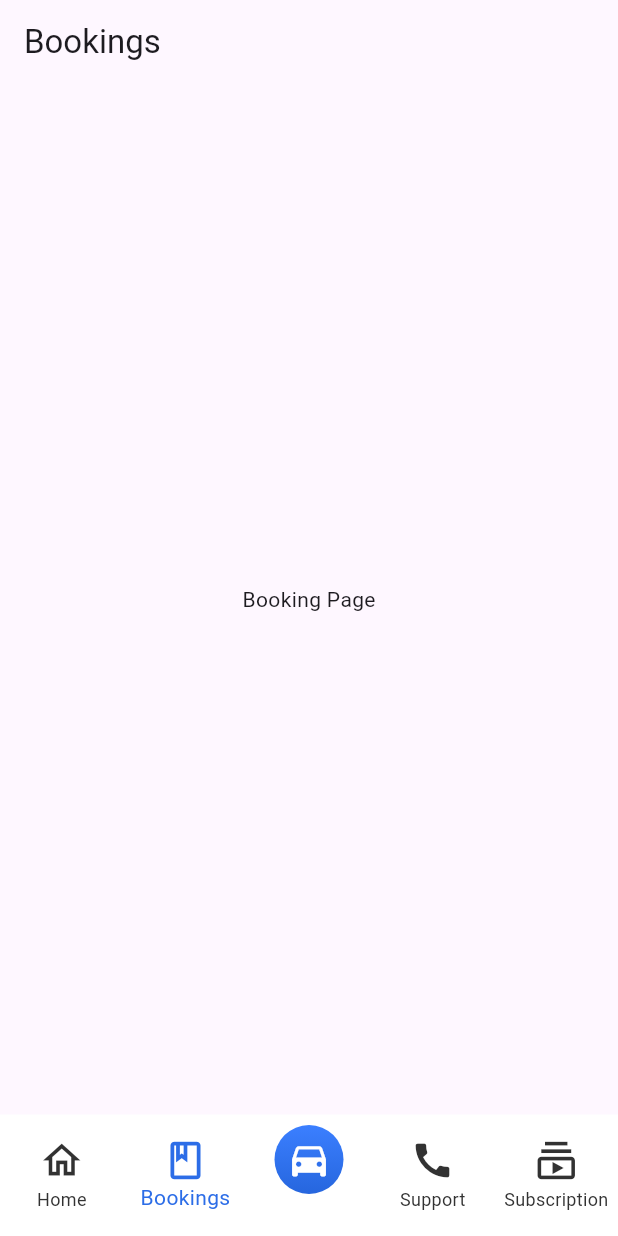
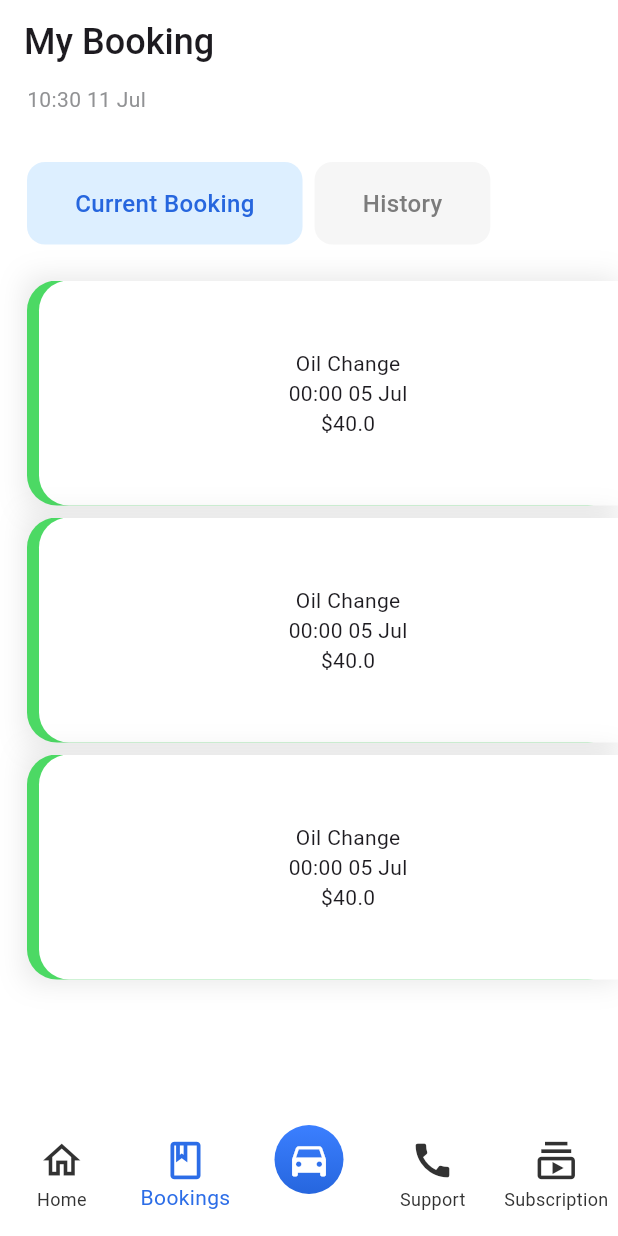
Before and after one commit to shashank-reddy-electromob/wrenchmate, a Flutter app: the screen it shows after launch, item 2 of the bottom bar chosen, on a phone screen of 412 x 824 dp. Run offline on Flutter 3.47's test engine with Material 3 defaults, Android fonts, the phone set to English and light mode, and no system bars; our stand-ins replace carousel_slider, firebase_auth, firebase_core, flutter_xlider, get, smooth_page_indicator; accounts and stored records are empty.

Commit message:
my bookings module fin

```diff
--- a/lib/app/controllers/auth_controller.dart
+++ b/lib/app/controllers/auth_controller.dart
@@ -8,14 +8,11 @@ class AuthController extends GetxController {
   var verificationid = ''.obs;
   int? resendToken;
 
-  void login(String phoneNumber) async {
-    await FirebaseAuth.instance.verifyPhoneNumber(
-        phoneNumber: phoneNumber,
-        verificationCompleted: (PhoneAuthCredential credential) async {
+  Future<void> _handleSignIn(PhoneAuthCredential credential) async {
     try {
       await FirebaseAuth.instance.signInWithCredential(credential);
-            // Check if the user is new or existing
-            bool isNewUser = FirebaseAuth.instance.currentUser!.metadata.creationTime == FirebaseAuth.instance.currentUser!.metadata.lastSignInTime;
+      bool isNewUser = FirebaseAuth.instance.currentUser!.metadata.creationTime ==
+          FirebaseAuth.instance.currentUser!.metadata.lastSignInTime;
       if (isNewUser) {
         Get.toNamed(AppRoutes.REGISTER);
       } else {
@@ -25,7 +22,12 @@ class AuthController extends GetxController {
       print("Auto sign-in failed: $e");
       Get.snackbar("Error", "Auto sign-in failed: ${e.toString()}");
     }
-        },
+  }
+
+  void login(String phoneNumber) async {
+    await FirebaseAuth.instance.verifyPhoneNumber(
+      phoneNumber: phoneNumber,
+      verificationCompleted: _handleSignIn,
       verificationFailed: (FirebaseAuthException e) {
         print("Verification failed: ${e.message}");
         Get.snackbar("Error", e.message ?? "Verification failed");
@@ -34,60 +36,43 @@ class AuthController extends GetxController {
         print("OTP sent: $verificationId");
         Get.toNamed(AppRoutes.OTP);
         this.verificationid.value = verificationId;
-          this.resendToken = resendToken;
+        this.resendToken = resendtk;
       },
       codeAutoRetrievalTimeout: (String verificationId) {
         this.verificationid.value = verificationId;
-        });
+      },
+    );
   }
 
   void resendOTP(String phoneNumber) async {
     await FirebaseAuth.instance.verifyPhoneNumber(
       phoneNumber: phoneNumber,
       forceResendingToken: resendToken,
-      verificationCompleted: (PhoneAuthCredential credential) async {
-        // Auto sign-in logic
-        try {
-          await FirebaseAuth.instance.signInWithCredential(credential);
-          // Check if the user is new or existing
-          bool isNewUser = FirebaseAuth.instance.currentUser!.metadata.creationTime == FirebaseAuth.instance.currentUser!.metadata.lastSignInTime;
-          if (isNewUser) {
-            Get.toNamed(AppRoutes.REGISTER);
-          } else {
-            Get.toNamed(AppRoutes.BOTTOMNAV);
-          }
-        } catch (e) {
-          print("Auto sign-in failed: $e");
-          Get.snackbar("Error", "Auto sign-in failed: ${e.toString()}");
-        }
-      },
+      verificationCompleted: _handleSignIn,
       verificationFailed: (FirebaseAuthException e) {
-        // Handle verification failure
         print("Verification failed: ${e.message}");
         Get.snackbar("Error", e.message ?? "Verification failed");
       },
-      codeSent: (String verificationId, int? resendToken) {
-        // OTP sent successfully
+      codeSent: (String verificationId, int? resendtk) {
         print("OTP resent: $verificationId");
         Get.toNamed(AppRoutes.OTP);
         this.verificationid.value = verificationId;
-        this.resendToken = resendToken; // Update the resend token
+        this.resendToken = resendtk;
       },
       codeAutoRetrievalTimeout: (String verificationId) {
-        // Handle timeout
         this.verificationid.value = verificationId;
       },
     );
   }
 
-  void verifyOTP(otp) async {
+  void verifyOTP(String otp) async {
     try {
       print(verificationid);
-      PhoneAuthCredential credential = await PhoneAuthProvider.credential(
+      PhoneAuthCredential credential = PhoneAuthProvider.credential(
           verificationId: verificationid.toString(), smsCode: otp);
       await FirebaseAuth.instance.signInWithCredential(credential);
-      // Check if the user is new or existing
-      bool isNewUser = FirebaseAuth.instance.currentUser!.metadata.creationTime == FirebaseAuth.instance.currentUser!.metadata.lastSignInTime;
+      bool isNewUser = FirebaseAuth.instance.currentUser!.metadata.creationTime ==
+          FirebaseAuth.instance.currentUser!.metadata.lastSignInTime;
       if (isNewUser) {
         Get.toNamed(AppRoutes.REGISTER);
       } else {
@@ -102,8 +87,7 @@ class AuthController extends GetxController {
   void googleLogin() async {
     try {
       GoogleAuthProvider googleProvider = GoogleAuthProvider();
-      UserCredential userCredential =
-      await FirebaseAuth.instance.signInWithProvider(googleProvider);
+      UserCredential userCredential = await FirebaseAuth.instance.signInWithProvider(googleProvider);
       bool? isNewUser = userCredential.additionalUserInfo?.isNewUser;
       if (isNewUser == true) {
         Get.toNamed(AppRoutes.REGISTER);
--- a/lib/app/data/models/booking_model.dart
+++ b/lib/app/data/models/booking_model.dart
@@ -0,0 +1,35 @@
+import 'package:wrenchmate_user_app/app/data/models/service_model.dart';
+
+class PaymentSummary {
+  final double amount;
+  final double tax;
+  final double discount;
+
+  PaymentSummary({
+    required this.amount,
+    required this.tax,
+    required this.discount,
+  });
+
+  double get totalAmount => amount + tax - discount;
+}
+
+enum BookingStatus {
+  confirmed,
+  ongoing,
+  completed,
+}
+
+class Booking {
+  final Service service;
+  final BookingStatus status;
+  final PaymentSummary paymentSummary;
+  final DateTime date;
+
+  Booking({
+    required this.service,
+    required this.status,
+    required this.paymentSummary,
+    required this.date,
+  });
+}
--- a/lib/app/data/providers/booking_provider.dart
+++ b/lib/app/data/providers/booking_provider.dart
@@ -0,0 +1,40 @@
+import 'package:wrenchmate_user_app/app/data/providers/service_provider.dart';
+import 'package:wrenchmate_user_app/app/data/models/booking_model.dart';
+
+final paymentSummary1 = PaymentSummary(
+  amount: 25.0,
+  tax: 2.5,
+  discount: 5.0,
+);
+
+final paymentSummary2 = PaymentSummary(
+  amount: 40.0,
+  tax: 4.0,
+  discount: 8.0,
+);
+
+// Sample data for Bookings
+final List<Booking> bookings = [
+  Booking(
+    service: services[0],
+    status: BookingStatus.completed,
+    paymentSummary: paymentSummary1,
+    date: DateTime(2023, 6, 10),
+  ),
+  Booking(
+    service: services[1],
+    status: BookingStatus.ongoing,
+    paymentSummary: paymentSummary2,
+    date: DateTime(2023, 7, 5),
+  ),Booking(
+    service: services[1],
+    status: BookingStatus.ongoing,
+    paymentSummary: paymentSummary2,
+    date: DateTime(2023, 7, 5),
+  ),Booking(
+    service: services[1],
+    status: BookingStatus.ongoing,
+    paymentSummary: paymentSummary2,
+    date: DateTime(2023, 7, 5),
+  ),
+];
--- a/lib/app/modules/booking/booking_detail_page.dart
+++ b/lib/app/modules/booking/booking_detail_page.dart
@@ -1,14 +1,21 @@
 import 'package:flutter/material.dart';
 import 'package:get/get.dart';
 import '../../controllers/booking_controller.dart';
+import '../../data/models/booking_model.dart';
 
-class BookingDetailPage extends StatelessWidget {
+class BookingDetailPage extends StatefulWidget {
+  @override
+  State<BookingDetailPage> createState() => _BookingDetailPageState();
+}
+
+class _BookingDetailPageState extends State<BookingDetailPage> {
+  final Booking bookings = Get.arguments;
   @override
   Widget build(BuildContext context) {
     final BookingController controller = Get.find();
     return Scaffold(
       appBar: AppBar(title: Text('Booking Details')),
-      body: Center(child: Text('Booking Detail Page')),
+      body: Center(child: Text(bookings.service.name)),
     );
   }
 }
--- a/lib/app/modules/booking/booking_page.dart
+++ b/lib/app/modules/booking/booking_page.dart
@@ -1,14 +1,163 @@
 import 'package:flutter/material.dart';
 import 'package:get/get.dart';
+import 'package:intl/intl.dart';
+import 'package:wrenchmate_user_app/app/modules/booking/widgets/tabButton.dart';
 import '../../controllers/booking_controller.dart';
+import '../../data/providers/booking_provider.dart';
+import '../../data/models/booking_model.dart';
+import '../../routes/app_routes.dart';
 
-class BookingPage extends StatelessWidget {
+String formatDateTime(DateTime dateTime) {
+  final DateFormat formatter = DateFormat('HH:mm dd MMM');
+  return formatter.format(dateTime);
+}
+
+class BookingPage extends StatefulWidget {
+  @override
+  State<BookingPage> createState() => _BookingPageState();
+}
+
+class _BookingPageState extends State<BookingPage> {
+  String selectedTab = 'currBooking';
+
   @override
   Widget build(BuildContext context) {
     final BookingController controller = Get.find();
     return Scaffold(
-      appBar: AppBar(title: Text('Bookings')),
-      body: Center(child: Text('Booking Page')),
+      backgroundColor: Colors.white,
+      appBar: AppBar(
+        backgroundColor: Colors.transparent,
+        title: Text(
+          'My Booking',
+          style: TextStyle(fontWeight: FontWeight.w500, fontSize: 24),
+        ),
+      ),
+      body: SingleChildScrollView(
+        scrollDirection: Axis.vertical,
+        child: Column(
+          crossAxisAlignment: CrossAxisAlignment.start,
+          children: [
+            Padding(
+              padding: EdgeInsets.symmetric(horizontal: 18),
+              child: Column(
+                crossAxisAlignment: CrossAxisAlignment.start,
+                children: [
+                  // Date
+                  Text(
+                    formatDateTime(DateTime.now()),
+                    style: TextStyle(color: Color(0xff919294)),
+                  ),
+                  SizedBox(height: 32),
+                  // Tabs
+                  Row(
+                    children: [
+                      // Current booking
+                      TabButton(
+                        text: 'Current Booking',
+                        isSelected: selectedTab == 'currBooking',
+                        onTap: () {
+                          setState(() {
+                            selectedTab = 'currBooking';
+                          });
+                        },
+                      ),
+                      SizedBox(width: 8),
+                      // History
+                      TabButton(
+                        text: 'History',
+                        isSelected: selectedTab == 'history',
+                        onTap: () {
+                          setState(() {
+                            selectedTab = 'history';
+                          });
+                        },
+                      ),
+                    ],
+                  ),
+                ],
+              ),
+            ),
+            SizedBox(height: 16),
+            // Booking list
+            ListView.builder(
+              shrinkWrap: true,
+              physics: NeverScrollableScrollPhysics(),
+              itemCount: bookings.length,
+              itemBuilder: (context, index) {
+                final booking = bookings[index];
+                if ((selectedTab == 'currBooking' &&
+                        booking.status != BookingStatus.completed) ||
+                    (selectedTab == 'history' &&
+                        booking.status == BookingStatus.completed)) {
+                  return BookingTile(isHistory: selectedTab == 'history',booking: booking);
+                }
+                return SizedBox.shrink();
+              },
+            ),
+          ],
+        ),
+      ),
     );
   }
 }
+
+class BookingTile extends StatelessWidget {
+  final Booking booking;
+  final bool isHistory;
+
+  const BookingTile({Key? key, required this.booking, required this.isHistory}) : super(key: key);
+
+  @override
+  Widget build(BuildContext context) {
+    return Padding(
+      padding: const EdgeInsets.only(left: 18.0, top: 8.0),
+      child: GestureDetector(
+        onTap: (){
+          Get.toNamed(AppRoutes.BOOKING_DETAIL, arguments: booking);
+        },
+        child: Container(
+          decoration: BoxDecoration(
+            boxShadow: [
+              BoxShadow(
+                color: Colors.black.withOpacity(0.1),
+                spreadRadius: 1,
+                blurRadius: 15,
+              ),
+            ],
+          ),
+          child: Stack(
+            children: [
+              Container(
+                width: double.infinity,
+                height: 150,
+                decoration: BoxDecoration(
+                  borderRadius: BorderRadius.circular(20),
+                  color: isHistory ? Color(0xff3778F2) :Color(0xff4CD964),
+                ),
+              ),
+              Positioned(
+                left: 8,
+                child: Container(
+                  width: MediaQuery.of(context).size.width,
+                  height: 150,
+                  decoration: BoxDecoration(
+                    borderRadius: BorderRadius.circular(20),
+                    color: Colors.white,
+                  ),
+                  child: Column(
+                    mainAxisAlignment: MainAxisAlignment.center,
+                    children: [
+                      Text(booking.service.name),
+                      Text(formatDateTime(booking.date)),
+                      Text('\$${booking.paymentSummary.amount}'),
+                    ],
+                  ),
+                ),
+              ),
+            ],
+          ),
+        ),
+      ),
+    );
+  }
+}
--- /dev/null
+++ b/lib/app/modules/booking/widgets/tabButton.dart
@@ -0,0 +1,37 @@
+import 'package:flutter/cupertino.dart';
+
+class TabButton extends StatelessWidget {
+  final String text;
+  final bool isSelected;
+  final VoidCallback onTap;
+
+  const TabButton({
+    Key? key,
+    required this.text,
+    required this.isSelected,
+    required this.onTap,
+  }) : super(key: key);
+
+  @override
+  Widget build(BuildContext context) {
+    return GestureDetector(
+      onTap: onTap,
+      child: Container(
+        padding: EdgeInsets.symmetric(horizontal: 32, vertical: 16),
+        decoration: BoxDecoration(
+          color: isSelected ? Color(0xffDDEFFF) : Color(0xffF6F6F6),
+          borderRadius: BorderRadius.circular(12),
+        ),
+        child: Text(
+          text,
+          textAlign: TextAlign.center,
+          style: TextStyle(
+            fontSize: 16,
+            fontWeight: FontWeight.w500,
+            color: isSelected ? Color(0xff2666DE) : Color(0xff7C7C7C),
+          ),
+        ),
+      ),
+    );
+  }
+}
--- a/lib/app/modules/home/home_page.dart
+++ b/lib/app/modules/home/home_page.dart
@@ -1,3 +1,4 @@
+import 'package:firebase_auth/firebase_auth.dart';
 import 'package:flutter/material.dart';
 import 'package:get/get.dart';
 import 'package:wrenchmate_user_app/app/modules/home/widgits/offers_slider.dart';
@@ -15,6 +16,7 @@ class HomePage extends StatefulWidget {
 }
 
 class _HomePageState extends State<HomePage> {
+  //final user = FirebaseAuth.instance.currentUser!;
   @override
   Widget build(BuildContext context) {
     final HomeController controller = Get.find();
@@ -37,7 +39,8 @@ class _HomePageState extends State<HomePage> {
               crossAxisAlignment: CrossAxisAlignment.start,
               children: [
                 Text(
-                  "Hi firstname",
+                  //"Hi ${user.phoneNumber}",
+                  "Hi babe",
                   style:
                   TextStyle(fontSize: 22, color: Colors.black),
                 ),
--- a/lib/app/routes/app_pages.dart
+++ b/lib/app/routes/app_pages.dart
@@ -30,7 +30,7 @@ import '../modules/tracking/tracking_page.dart';
 import 'app_routes.dart';
 
 class AppPages {
-  static const INITIAL = AppRoutes.BOTTOMNAV ;
+  static const INITIAL = AppRoutes.BOTTOMNAV;
 
   static final routes = [
     GetPage(name: AppRoutes.LOGIN, page: () => LoginPage(), binding: AuthBinding()),
--- a/pubspec.yaml
+++ b/pubspec.yaml
@@ -54,6 +54,7 @@ dependencies:
   google_sign_in: ^6.2.1
   smooth_page_indicator: ^1.1.0
   flutter_xlider: ^3.5.0
+  intl: ^0.19.0
 dev_dependencies:
   flutter_test:
     sdk: flutter
```
Also changed, not shown: pubspec.lock. Lines whose indentation alone changed are shown as unchanged.
